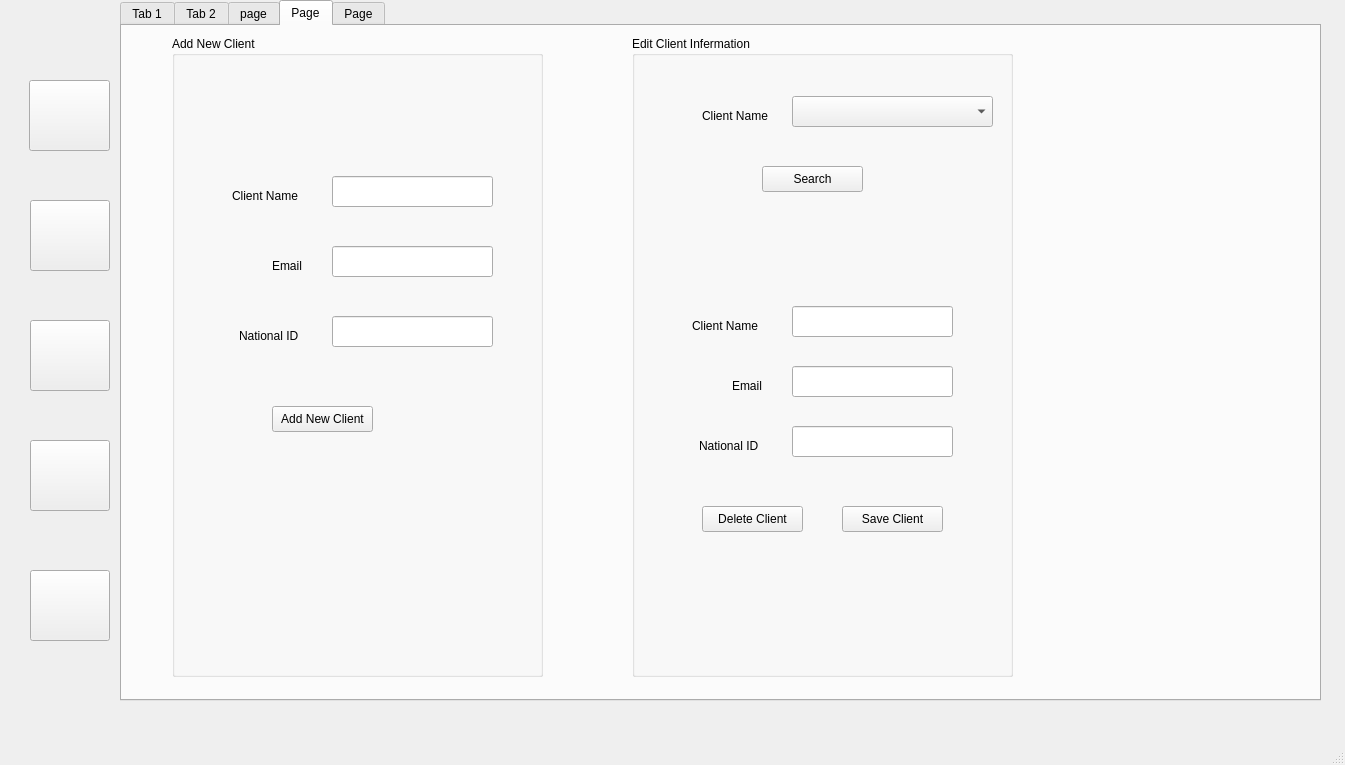
Above: library.ui from safwanvk/lms before the change. Below: the same form after it.
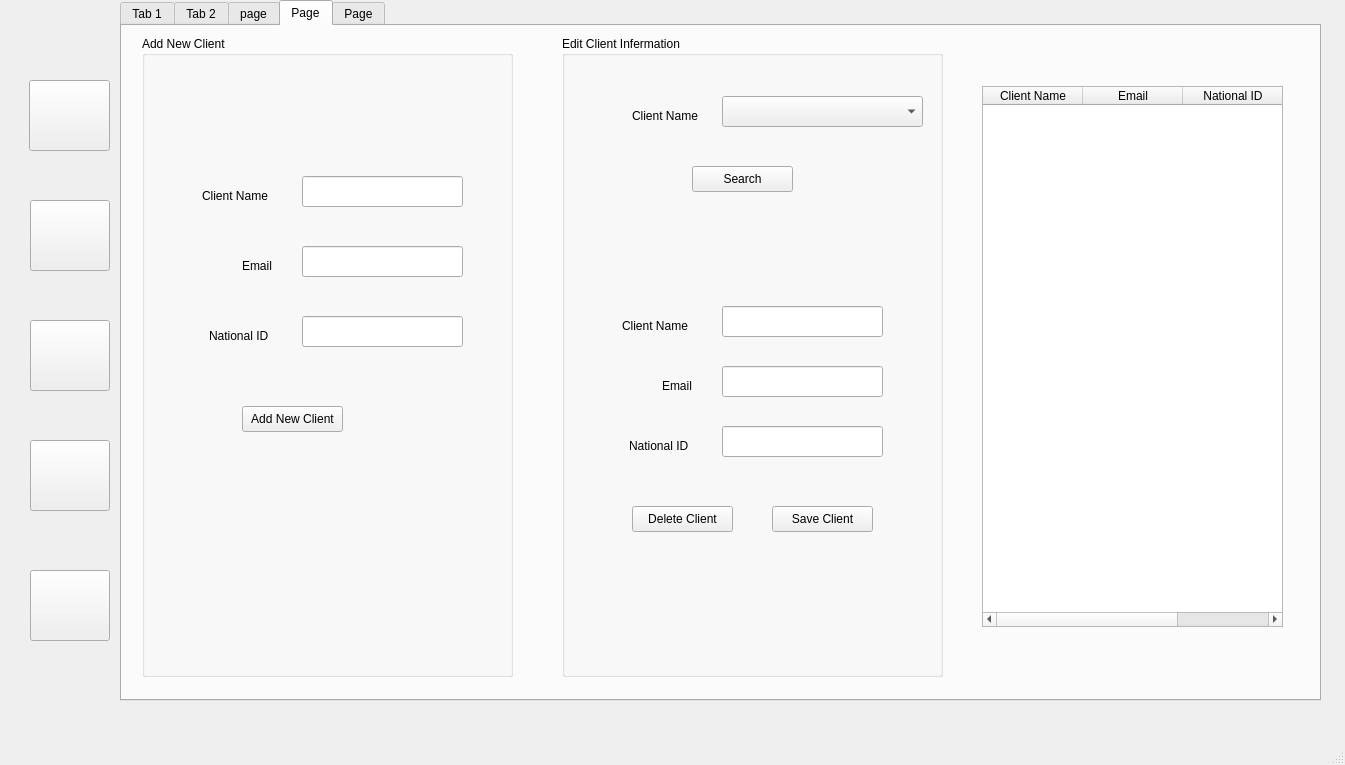
That is the form after the change. The open tabs and pages were chosen to show the change. Icons and pictures are not drawn.

Commit message: :lipstick: Setup ui for display client

Diff of the .ui file:
```diff
--- a/library.ui
+++ b/library.ui
@@ -1655,7 +1655,7 @@
      <widget class="QGroupBox" name="groupBox">
       <property name="geometry">
        <rect>
-        <x>50</x>
+        <x>20</x>
         <y>10</y>
         <width>371</width>
         <height>641</height>
@@ -1753,7 +1753,7 @@
      <widget class="QGroupBox" name="groupBox_2">
       <property name="geometry">
        <rect>
-        <x>510</x>
+        <x>440</x>
         <y>10</y>
         <width>381</width>
         <height>641</height>
@@ -2493,6 +2493,31 @@
        </property>
       </widget>
      </widget>
+     <widget class="QTableWidget" name="tableWidget_6">
+      <property name="geometry">
+       <rect>
+        <x>860</x>
+        <y>60</y>
+        <width>301</width>
+        <height>541</height>
+       </rect>
+      </property>
+      <column>
+       <property name="text">
+        <string>Client Name</string>
+       </property>
+      </column>
+      <column>
+       <property name="text">
+        <string>Email</string>
+       </property>
+      </column>
+      <column>
+       <property name="text">
+        <string>National ID</string>
+       </property>
+      </column>
+     </widget>
     </widget>
     <widget class="QWidget" name="tab_4">
      <attribute name="title">
```
Left out of the diff: 2 changed lines with no effect on the pictures.
